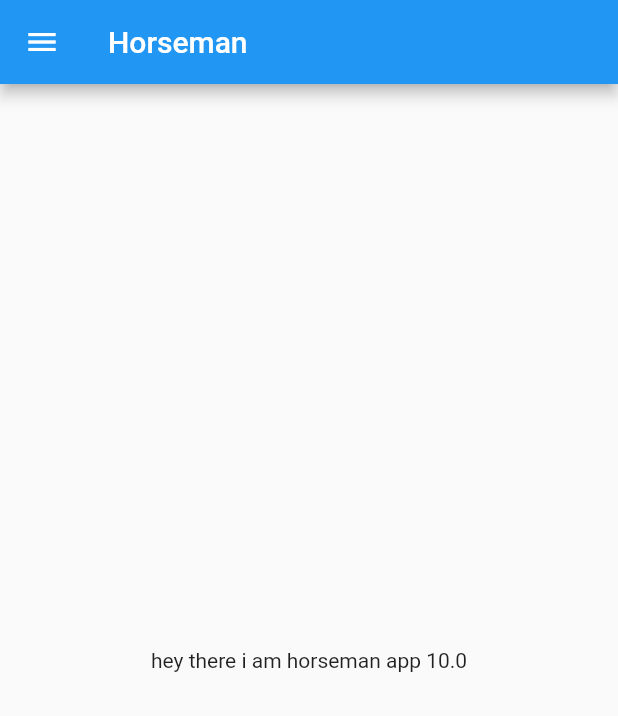
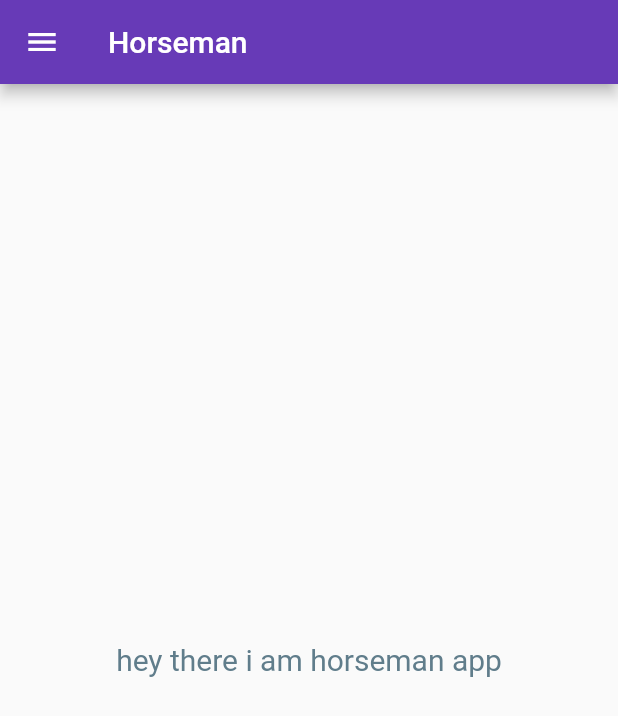
Before and after one commit to horseman7677/flutter, a Flutter app: the screen it shows after launch, on a phone screen of 412 x 824 dp. Shown: the top 716 px of the screen. Run offline on Flutter 3.47's test engine with Material 2 defaults, Android fonts, the phone set to English and light mode, and no system bars.

Commit message:
day 3 completed

```diff
--- a/lib/main.dart
+++ b/lib/main.dart
@@ -1,5 +1,6 @@
 import 'package:flutter/material.dart';
-import 'package:my_flutter/home_page.dart';
+import '../pages/home_page.dart';
+import '../pages/login_page.dart';
 
 void main() {
   runApp(MyApp());
@@ -14,7 +15,17 @@ class MyApp extends StatelessWidget {
     // const pi = 3.14; //never change
 
     return MaterialApp(
-      home: HomePage(),
+      // home: HomePage(),
+      themeMode: ThemeMode.system,
+      theme: ThemeData(primarySwatch: Colors.deepPurple),
+      darkTheme: ThemeData(
+        brightness: Brightness.dark,
+      ),
+      initialRoute: "/home",
+      routes: {
+        "/home": (context) => HomePage(),
+        "/login": (context) => LoginPage()
+      },
     );
   }
 }
--- a/lib/home_page.dart
+++ b/lib/pages/home_page.dart
@@ -9,11 +9,19 @@ class HomePage extends StatelessWidget {
   Widget build(BuildContext context) {
     return Scaffold(
       appBar: AppBar(
-        title: Text("Horseman"),
+        title: Text(
+          "Horseman",
+        ),
       ),
       body: Center(
         child: Container(
-          child: Text("hey there i am $name $days"),
+          child: Text(
+            "hey there i am $name",
+            style: TextStyle(
+              color: Colors.blueGrey,
+              fontSize: 20,
+            ),
+          ),
         ),
       ),
       drawer: Drawer(),
```
Also changed, not shown: lib/pages/login_page.dart (added, +21 -0 lines).
